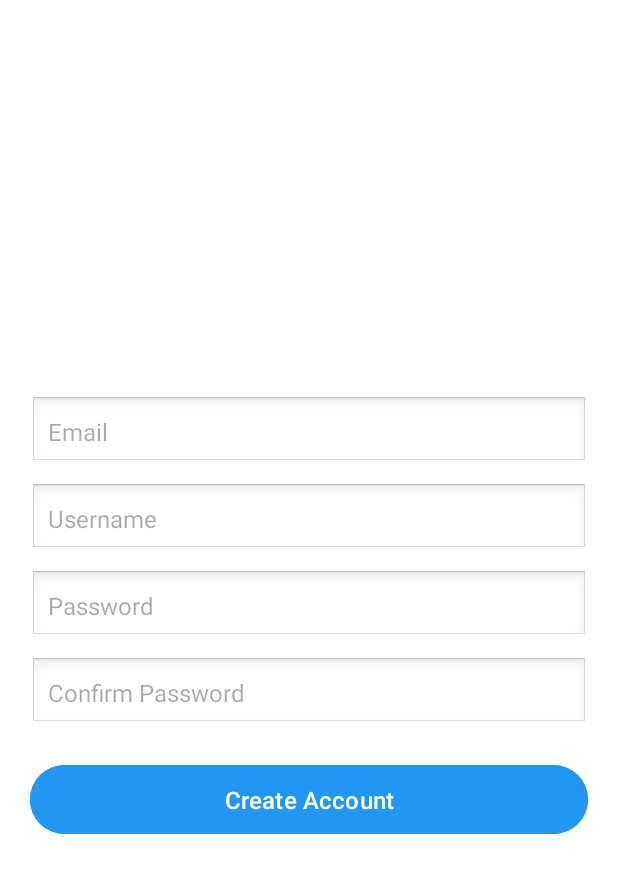
After one commit to rosellerpelonia/whatsapp, an Android app: the CreateAccountActivity screen opened directly, with no data from a screen before it, on a phone screen of 412 x 824 dp. The commit adds this screen. Shown: the top 873 px of the screen. Run offline under Robolectric (Android 15) with nearby library versions, the light colour scheme and no system bars; 1 statement that could not run was skipped.

Commit message:
creation of create account activiy UI

```diff
--- a/app/src/main/AndroidManifest.xml
+++ b/app/src/main/AndroidManifest.xml
@@ -13,6 +13,9 @@
         android:theme="@style/Theme.MyApplication"
         tools:targetApi="31">
         <activity
+            android:name=".CreateAccountActivity"
+            android:exported="false" />
+        <activity
             android:name=".MainActivity"
             android:exported="true">
             <intent-filter>
--- /dev/null
+++ b/app/src/main/java/com/example/myapplication/CreateAccountActivity.java
@@ -0,0 +1,24 @@
+package com.example.myapplication;
+
+import android.os.Bundle;
+
+import androidx.activity.EdgeToEdge;
+import androidx.appcompat.app.AppCompatActivity;
+import androidx.core.graphics.Insets;
+import androidx.core.view.ViewCompat;
+import androidx.core.view.WindowInsetsCompat;
+
+public class CreateAccountActivity extends AppCompatActivity {
+
+    @Override
+    protected void onCreate(Bundle savedInstanceState) {
+        super.onCreate(savedInstanceState);
+        EdgeToEdge.enable(this);
+        setContentView(R.layout.activity_create_account);
+        ViewCompat.setOnApplyWindowInsetsListener(findViewById(R.id.main), (v, insets) -> {
+            Insets systemBars = insets.getInsets(WindowInsetsCompat.Type.systemBars());
+            v.setPadding(systemBars.left, systemBars.top, systemBars.right, systemBars.bottom);
+            return insets;
+        });
+    }
+}
--- /dev/null
+++ b/app/src/main/res/layout/activity_create_account.xml
@@ -0,0 +1,65 @@
+<?xml version="1.0" encoding="utf-8"?>
+<LinearLayout
+    xmlns:android="http://schemas.android.com/apk/res/android"
+    android:layout_width="match_parent"
+    android:layout_height="match_parent"
+    android:gravity="center"
+    android:padding="20dp"
+    android:orientation="vertical"
+    android:background="@android:color/white">
+
+    <EditText
+        android:id="@+id/etEmail"
+        android:layout_width="match_parent"
+        android:layout_height="wrap_content"
+        android:hint="@string/email"
+        android:padding="12dp"
+        android:textSize="16sp"
+        android:background="@android:drawable/edit_text"
+        android:inputType="textEmailAddress"/>
+
+    <EditText
+        android:id="@+id/etUsername"
+        android:layout_width="match_parent"
+        android:layout_height="wrap_content"
+        android:hint="@string/c_username"
+        android:padding="12dp"
+        android:textSize="16sp"
+        android:background="@android:drawable/edit_text"
+        android:inputType="textPersonName"
+        android:layout_marginTop="10dp"/>
+
+    <EditText
+        android:id="@+id/etPassword"
+        android:layout_width="match_parent"
+        android:layout_height="wrap_content"
+        android:hint="@string/c_password"
+        android:padding="12dp"
+        android:textSize="16sp"
+        android:background="@android:drawable/edit_text"
+        android:inputType="textPassword"
+        android:layout_marginTop="10dp"/>
+
+    <EditText
+        android:id="@+id/etConfirmPassword"
+        android:layout_width="match_parent"
+        android:layout_height="wrap_content"
+        android:hint="@string/confirm_password"
+        android:padding="12dp"
+        android:textSize="16sp"
+        android:background="@android:drawable/edit_text"
+        android:inputType="textPassword"
+        android:layout_marginTop="10dp"/>
+
+    <Button
+        android:id="@+id/btnCreateAccount"
+        android:layout_width="match_parent"
+        android:layout_height="wrap_content"
+        android:text="@string/create_account"
+        android:textSize="16sp"
+        android:backgroundTint="#2196F3"
+        android:textColor="#FFFFFF"
+        android:padding="12dp"
+        android:layout_marginTop="20dp"/>
+
+</LinearLayout>
--- a/app/src/main/res/values/strings.xml
+++ b/app/src/main/res/values/strings.xml
@@ -2,4 +2,9 @@
     <string name="app_name">My Application</string>
     <string name="username">Username</string>
     <string name="password">Password</string>
+    <string name="email">Email</string>
+    <string name="c_username">Username</string>
+    <string name="c_password">Password</string>
+    <string name="confirm_password">Confirm Password</string>
+    <string name="create_account">Create Account</string>
 </resources>
```
